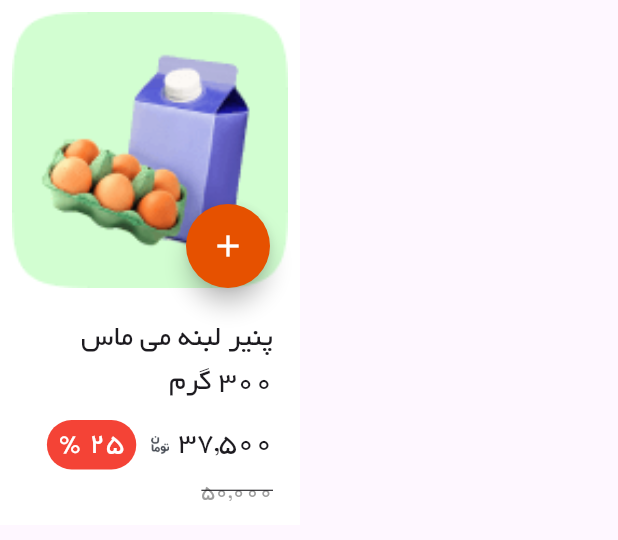
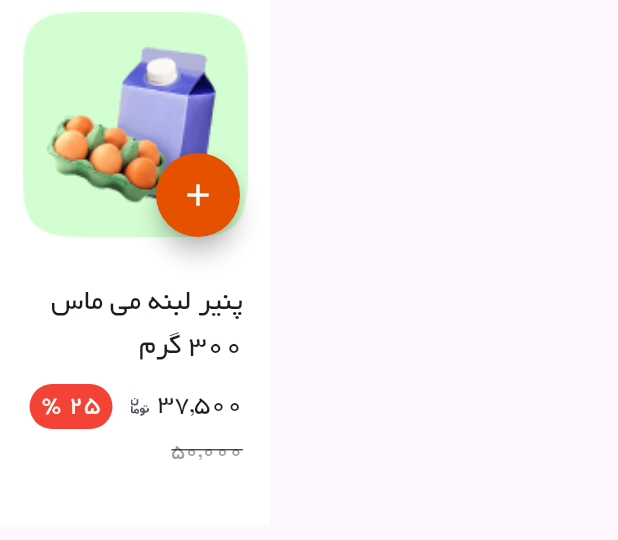
Before and after one commit to Ali3nti/abd_shop, a Flutter app: the AmazingItemWidget widget shown alone on an empty page, opened directly, on a phone screen of 412 x 824 dp. Shown: the top 540 px of the screen. Run offline on Flutter 3.47's test engine with Material 3 defaults, Android fonts, the phone set to English and light mode, and no system bars; our stand-ins replace bottom_navy_bar, connectivity_plus, flutter_spinkit, smooth_page_indicator; network calls fail.

Commit message:
Edit Sizes at  Amazing Widget

```diff
--- a/lib/screens/home/components/amazing_item_widget.dart
+++ b/lib/screens/home/components/amazing_item_widget.dart
@@ -13,7 +13,7 @@ class _AmazingItemWidgetState extends State<AmazingItemWidget> {
     return  Container(
         padding: const EdgeInsets.all(8),
         height: 350,
-        width: 200,
+        width: 180,
         color: Colors.white,
         child: Column(
           children: [
@@ -22,7 +22,7 @@ class _AmazingItemWidgetState extends State<AmazingItemWidget> {
               children: [
                 SizedBox(
                   width: double.infinity,
-                  height: 184,
+                  height: 150,
                   child: Image.asset(
                     "assets/images/p1.png",
                     fit: BoxFit.contain,
@@ -59,7 +59,7 @@ class _AmazingItemWidgetState extends State<AmazingItemWidget> {
                 // ),
               ],
             ),
-            const SizedBox(height: 20),
+            const SizedBox(height: 30),
             Column(
               crossAxisAlignment: CrossAxisAlignment.start,
               children: [
@@ -93,7 +93,7 @@ class _AmazingItemWidgetState extends State<AmazingItemWidget> {
                           const Text(
                             "37,500",
                             style: TextStyle(
-                              fontSize: 20,
+                              fontSize: 18,
                               // fontWeight: FontWeight.bold,
                             ),
                           ),
@@ -104,7 +104,7 @@ class _AmazingItemWidgetState extends State<AmazingItemWidget> {
                           ),
                         ],
                       ),
-                      const SizedBox(width: 10),
+                      const SizedBox(width: 12),
                       Container(
                         padding: const EdgeInsets.symmetric(
                           vertical: 2,
@@ -118,7 +118,7 @@ class _AmazingItemWidgetState extends State<AmazingItemWidget> {
                         child: const Text(
                           "25 %",
                           style:
-                              TextStyle(fontSize: 20, color: Colors.white),
+                              TextStyle(fontSize: 18, color: Colors.white),
                         ),
                       ),
                     ],
```
Also changed, not shown: lib/screens/home/components/home_body.dart (+12 -7 lines).
